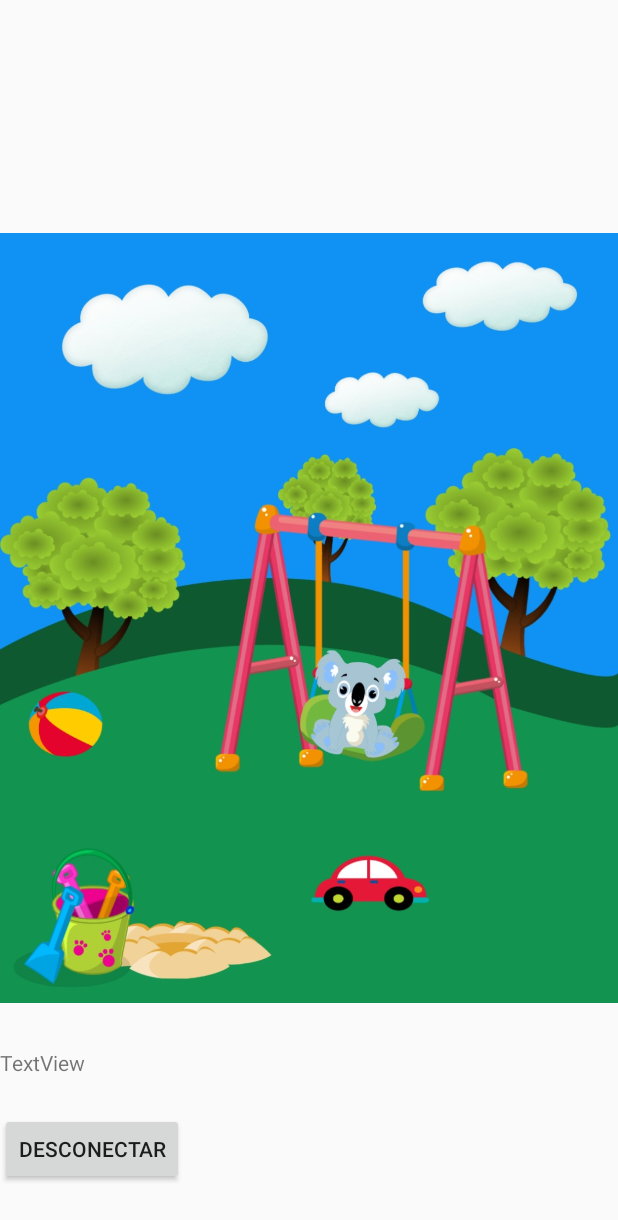
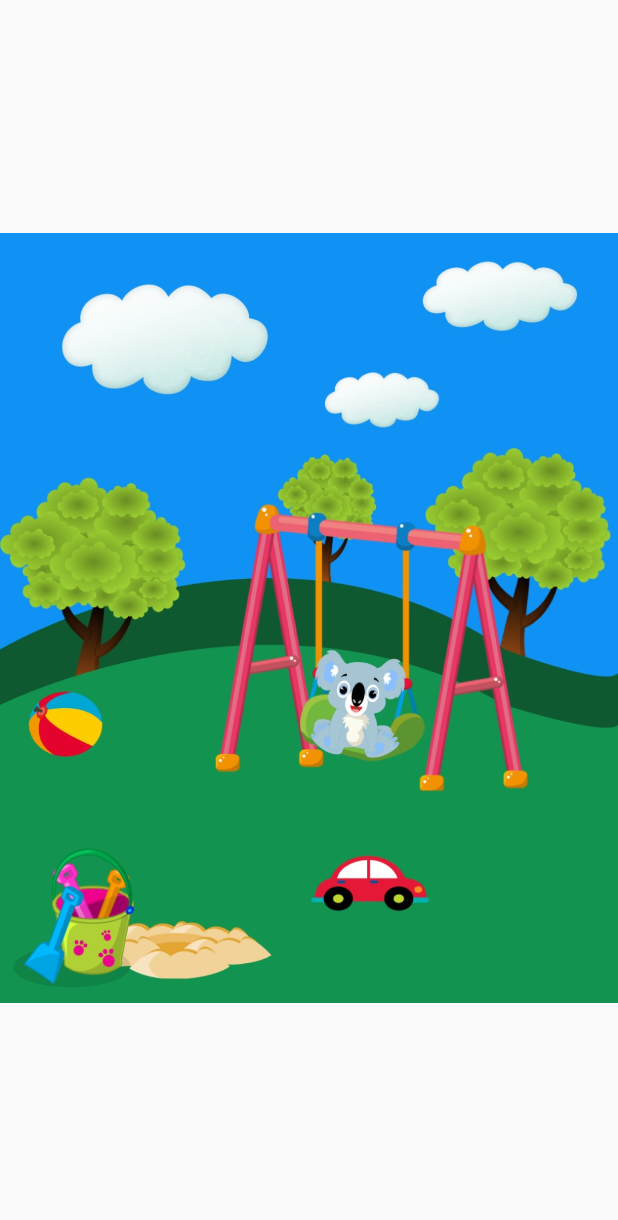
Before and after one commit to TheTrashKat/MyBlueKoala, an Android app: the UserInterfaz screen opened directly, with no data from a screen before it, on a phone screen of 412 x 824 dp. Shown: the top 1220 px of the screen. Run offline under Robolectric (Android 15) with nearby library versions, the light colour scheme and no system bars; network calls fail; 7 statements that could not run were skipped.

Commit message:
He Borrado el Botton de desconectar el BlueTooth de la activity  Userinterface He cambiado la forma de ocultar las BarNav antes ocultas por codigo ahora desde Styles

```diff
--- a/app/src/main/java/com/example/skyapps/mybluekoala/LoginActivity.java
+++ b/app/src/main/java/com/example/skyapps/mybluekoala/LoginActivity.java
@@ -13,7 +13,7 @@ public class LoginActivity extends AppCompatActivity {
     protected void onCreate(Bundle savedInstanceState) {
         super.onCreate(savedInstanceState);
         setContentView(R.layout.activity_login);
-        getSupportActionBar().hide();
+       // getSupportActionBar().hide();
 
         IdEmpezar = (Button) findViewById(R.id.IdEmpezar);
 
--- a/app/src/main/java/com/example/skyapps/mybluekoala/UserInterfaz.java
+++ b/app/src/main/java/com/example/skyapps/mybluekoala/UserInterfaz.java
@@ -43,7 +43,7 @@ public class UserInterfaz extends AppCompatActivity {
     protected void onCreate(Bundle savedInstanceState) {
         super.onCreate(savedInstanceState);
         setContentView(R.layout.activity_user_interfaz);
-        getSupportActionBar().hide();
+       // getSupportActionBar().hide();
         viewPager = (ViewPager) findViewById(R.id.viewpager);
         myadapter = new SlideAdapter(this);
         viewPager.setAdapter(myadapter);
@@ -55,8 +55,8 @@ public class UserInterfaz extends AppCompatActivity {
         IdApagar = (Button) findViewById(R.id.IdApagar);
      */
 
-        IdDesconectar = (Button) findViewById(R.id.IdDesconectar);
-        IdBufferIn = (TextView) findViewById(R.id.IdBufferIn);
+        //IdDesconectar = (Button) findViewById(R.id.IdDesconectar);
+        //IdBufferIn = (TextView) findViewById(R.id.IdBufferIn);
 
         bluetoothIn = new Handler() {
             public void handleMessage(android.os.Message msg) {
--- a/app/src/main/java/com/example/skyapps/mybluekoala/VideoActivity.java
+++ b/app/src/main/java/com/example/skyapps/mybluekoala/VideoActivity.java
@@ -23,7 +23,7 @@ public class VideoActivity extends AppCompatActivity {
     protected void onCreate(Bundle savedInstanceState) {
         super.onCreate(savedInstanceState);
         setContentView(R.layout.activity_video);
-        getSupportActionBar().hide();
+       // getSupportActionBar().hide();
 
         videoView=(VideoView)findViewById(R.id.videoView);
         DaVideo= getIntent().getStringExtra("url");
--- a/app/src/main/res/layout/activity_user_interfaz.xml
+++ b/app/src/main/res/layout/activity_user_interfaz.xml
@@ -6,25 +6,6 @@
     android:layout_height="match_parent"
     tools:context="@mipmap/niko">
 
-    <TextView
-        android:id="@+id/IdBufferIn"
-        android:layout_width="wrap_content"
-        android:layout_height="wrap_content"
-        android:layout_alignParentBottom="true"
-        android:layout_marginEnd="-53dp"
-        android:layout_marginBottom="106dp"
-        android:layout_toStartOf="@+id/IdControl"
-        android:text="TextView" />
-
-    <Button
-        android:id="@+id/IdDesconectar"
-        android:layout_width="wrap_content"
-        android:layout_height="wrap_content"
-        android:layout_alignEnd="@+id/IdControl"
-        android:layout_alignParentBottom="true"
-        android:layout_marginBottom="34dp"
-        android:text="Desconectar" />
-
     <android.support.v4.view.ViewPager
         android:id="@+id/viewpager"
         android:layout_width="match_parent"
--- a/app/src/main/res/values/styles.xml
+++ b/app/src/main/res/values/styles.xml
@@ -1,7 +1,7 @@
 <resources>
 
     <!-- Base application theme. -->
-    <style name="AppTheme" parent="Theme.AppCompat.Light.DarkActionBar">
+    <style name="AppTheme" parent="Theme.AppCompat.Light.NoActionBar">
         <!-- Customize your theme here. -->
         <item name="colorPrimary">@color/colorPrimary</item>
         <item name="colorPrimaryDark">@color/colorPrimaryDark</item>
```
